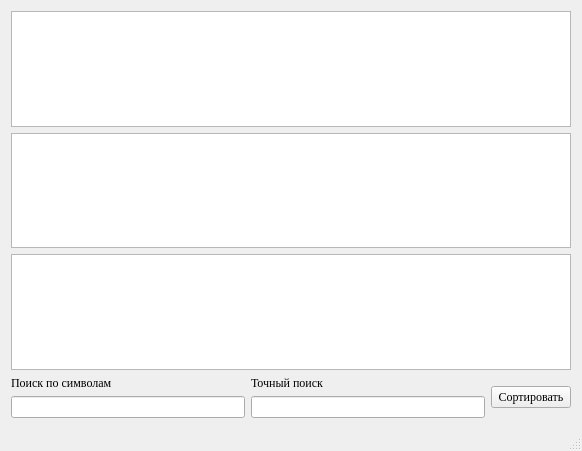
The window that Programming/4_sem (OVP)/DBLab1/mainwindow.ui (Anastasia1111/Labs) describes before a commit, drawn with Qt 5.
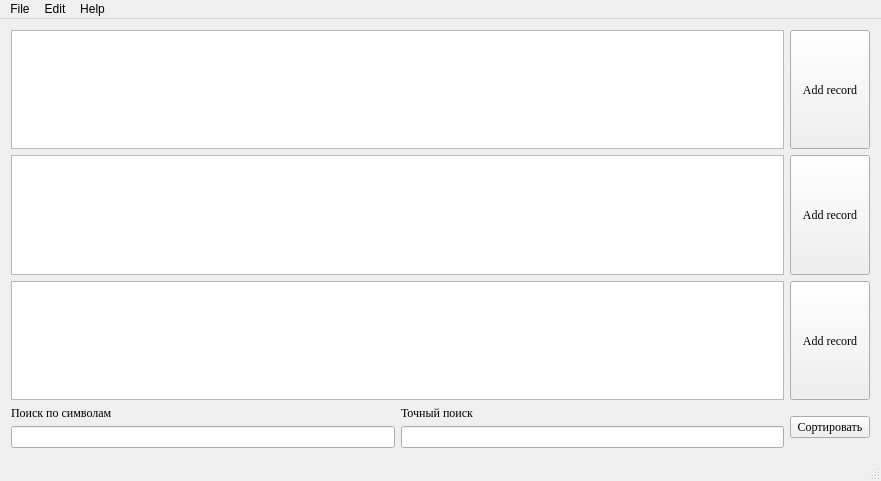
The same window after the commit.

Diff of the .ui file:
```diff
--- a/Programming/4_sem (OVP)/DBLab1/mainwindow.ui
+++ b/Programming/4_sem (OVP)/DBLab1/mainwindow.ui
@@ -6,8 +6,8 @@
    <rect>
     <x>0</x>
     <y>0</y>
-    <width>582</width>
-    <height>451</height>
+    <width>881</width>
+    <height>481</height>
    </rect>
   </property>
   <property name="windowTitle">
@@ -16,25 +16,115 @@
   <widget class="QWidget" name="centralWidget">
    <layout class="QVBoxLayout" name="verticalLayout">
     <item>
-     <widget class="QTableView" name="tableView_Fc">
-      <property name="font">
-       <font>
-        <family>Times New Roman</family>
-       </font>
-      </property>
-     </widget>
+     <layout class="QHBoxLayout" name="horizontalLayout_2">
+      <item>
+       <widget class="QTableView" name="tableView_Fc">
+        <property name="sizePolicy">
+         <sizepolicy hsizetype="Expanding" vsizetype="Maximum">
+          <horstretch>0</horstretch>
+          <verstretch>0</verstretch>
+         </sizepolicy>
+        </property>
+        <property name="font">
+         <font>
+          <family>Times New Roman</family>
+         </font>
+        </property>
+       </widget>
+      </item>
+      <item>
+       <widget class="QPushButton" name="pushButton_AddRecord1">
+        <property name="sizePolicy">
+         <sizepolicy hsizetype="Minimum" vsizetype="Expanding">
+          <horstretch>0</horstretch>
+          <verstretch>0</verstretch>
+         </sizepolicy>
+        </property>
+        <property name="font">
+         <font>
+          <family>Times New Roman</family>
+         </font>
+        </property>
+        <property name="text">
+         <string>Add record</string>
+        </property>
+       </widget>
+      </item>
+     </layout>
     </item>
     <item>
-     <widget class="QTableView" name="tableView_Gr">
-      <property name="font">
-       <font>
-        <family>Times New Roman</family>
-       </font>
-      </property>
-     </widget>
+     <layout class="QHBoxLayout" name="horizontalLayout_4">
+      <item>
+       <widget class="QTableView" name="tableView_Gr">
+        <property name="sizePolicy">
+         <sizepolicy hsizetype="Expanding" vsizetype="Maximum">
+          <horstretch>0</horstretch>
+          <verstretch>0</verstretch>
+         </sizepolicy>
+        </property>
+        <property name="font">
+         <font>
+          <family>Times New Roman</family>
+         </font>
+        </property>
+       </widget>
+      </item>
+      <item>
+       <widget class="QPushButton" name="pushButton_AddRecord2">
+        <property name="sizePolicy">
+         <sizepolicy hsizetype="Minimum" vsizetype="Expanding">
+          <horstretch>0</horstretch>
+          <verstretch>0</verstretch>
+         </sizepolicy>
+        </property>
+        <property name="font">
+         <font>
+          <family>Times New Roman</family>
+         </font>
+        </property>
+        <property name="text">
+         <string>Add record</string>
+        </property>
+       </widget>
+      </item>
+     </layout>
     </item>
     <item>
-     <widget class="QTableView" name="tableView_St"/>
+     <layout class="QHBoxLayout" name="horizontalLayout_3">
+      <item>
+       <widget class="QTableView" name="tableView_St">
+        <property name="sizePolicy">
+         <sizepolicy hsizetype="Expanding" vsizetype="Maximum">
+          <horstretch>0</horstretch>
+          <verstretch>0</verstretch>
+         </sizepolicy>
+        </property>
+        <property name="font">
+         <font>
+          <family>Times New Roman</family>
+         </font>
+        </property>
+       </widget>
+      </item>
+      <item>
+       <widget class="QPushButton" name="pushButton_AddRecord3">
+        <property name="sizePolicy">
+         <sizepolicy hsizetype="Minimum" vsizetype="Expanding">
+          <horstretch>0</horstretch>
+          <verstretch>0</verstretch>
+         </sizepolicy>
+        </property>
+        <property name="font">
+         <font>
+          <family>Times New Roman</family>
+         </font>
+        </property>
+        <property name="text">
+         <string>Add record</string>
+        </property>
+       </widget>
+      </item>
+     </layout>
     </item>
     <item>
      <layout class="QHBoxLayout" name="horizontalLayout">
@@ -65,10 +155,22 @@
          </widget>
         </item>
         <item row="1" column="0">
-         <widget class="QLineEdit" name="lineEdit_CharSearch"/>
+         <widget class="QLineEdit" name="lineEdit_CharSearch">
+          <property name="font">
+           <font>
+            <family>Times New Roman</family>
+           </font>
+          </property>
+         </widget>
         </item>
         <item row="1" column="1">
-         <widget class="QLineEdit" name="lineEdit_WordSearch"/>
+         <widget class="QLineEdit" name="lineEdit_WordSearch">
+          <property name="font">
+           <font>
+            <family>Times New Roman</family>
+           </font>
+          </property>
+         </widget>
         </item>
        </layout>
       </item>
@@ -93,10 +195,37 @@
     <rect>
      <x>0</x>
      <y>0</y>
-     <width>582</width>
+     <width>881</width>
      <height>21</height>
     </rect>
    </property>
+   <widget class="QMenu" name="menuFile">
+    <property name="title">
+     <string>File</string>
+    </property>
+    <addaction name="actionNew"/>
+    <addaction name="actionOpen"/>
+    <addaction name="separator"/>
+    <addaction name="actionExit"/>
+   </widget>
+   <widget class="QMenu" name="menuEdit">
+    <property name="title">
+     <string>Edit</string>
+    </property>
+    <addaction name="actionUndo"/>
+    <addaction name="actionRedo"/>
+    <addaction name="actionInsert_SQL_code"/>
+   </widget>
+   <widget class="QMenu" name="menuHelp">
+    <property name="title">
+     <string>Help</string>
+    </property>
+    <addaction name="actionAbout_Qt"/>
+    <addaction name="actionAbout_LW"/>
+   </widget>
+   <addaction name="menuFile"/>
+   <addaction name="menuEdit"/>
+   <addaction name="menuHelp"/>
   </widget>
   <widget class="QStatusBar" name="statusBar"/>
  </widget>
```
Left out of the diff: 47 changed lines with no effect on the pictures.
